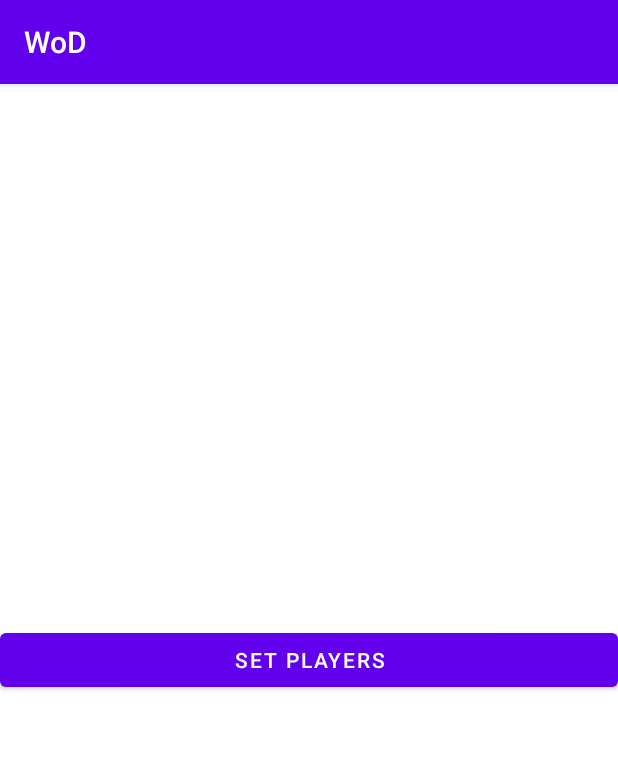
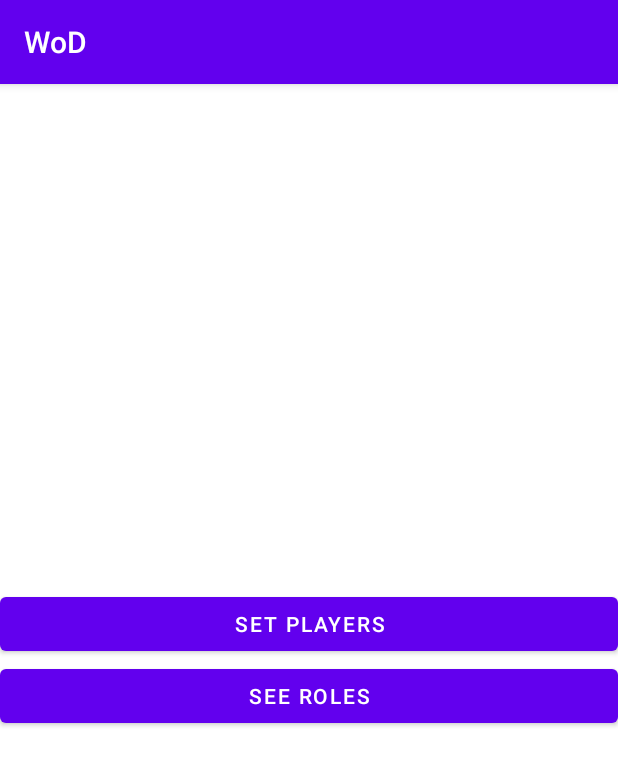
Before and after one commit to M4jor-Tom/WorldofDrinkraft, an Android app: the screen it shows after launch (MainActivity), on a phone screen of 412 x 824 dp. Shown: the top 766 px of the screen. Run offline under Robolectric (Android 15) with nearby library versions, the phone set to English and light mode, and no system bars.

Commit message:
Bound Role list activity to Main activity

```diff
--- a/app/src/main/java/com/example/worldofdrinkraft/architecture/presentation/MainActivity.java
+++ b/app/src/main/java/com/example/worldofdrinkraft/architecture/presentation/MainActivity.java
@@ -18,6 +18,7 @@ public class MainActivity extends AppCompatActivity
         setContentView(R.layout.activity_main);
 
         MaterialButton playerListSetupButton = (MaterialButton)findViewById(R.id.main_button_players);
+        MaterialButton roleListButton = (MaterialButton)findViewById(R.id.main_button_roles);
 
         playerListSetupButton.setOnClickListener(
                 new View.OnClickListener() {
@@ -33,5 +34,21 @@ public class MainActivity extends AppCompatActivity
                     }
                 }
         );
+
+        roleListButton.setOnClickListener(
+                new View.OnClickListener()
+                {
+                    @Override
+                    public void onClick(View v)
+                    {
+                        Intent roleListIntent = new Intent(
+                                MainActivity.this,
+                                RoleListActivity.class
+                        );
+
+                        startActivity(roleListIntent);
+                    }
+                }
+        );
     }
 }
--- a/app/src/main/res/layout/activity_main.xml
+++ b/app/src/main/res/layout/activity_main.xml
@@ -13,4 +13,12 @@
 
     </com.google.android.material.button.MaterialButton>
 
+    <com.google.android.material.button.MaterialButton
+        android:id="@+id/main_button_roles"
+        android:layout_width="match_parent"
+        android:layout_height="wrap_content"
+        android:text="@string/main_button_roles">
+
+    </com.google.android.material.button.MaterialButton>
+
 </LinearLayout>
```
